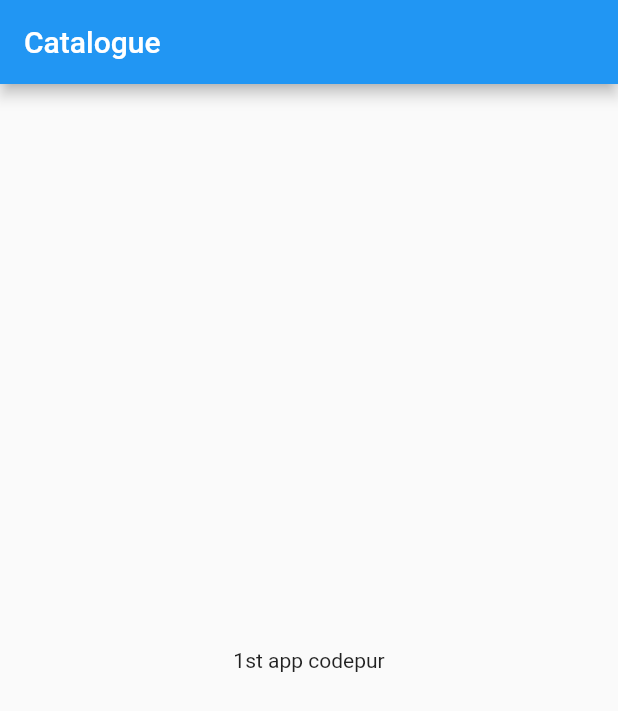
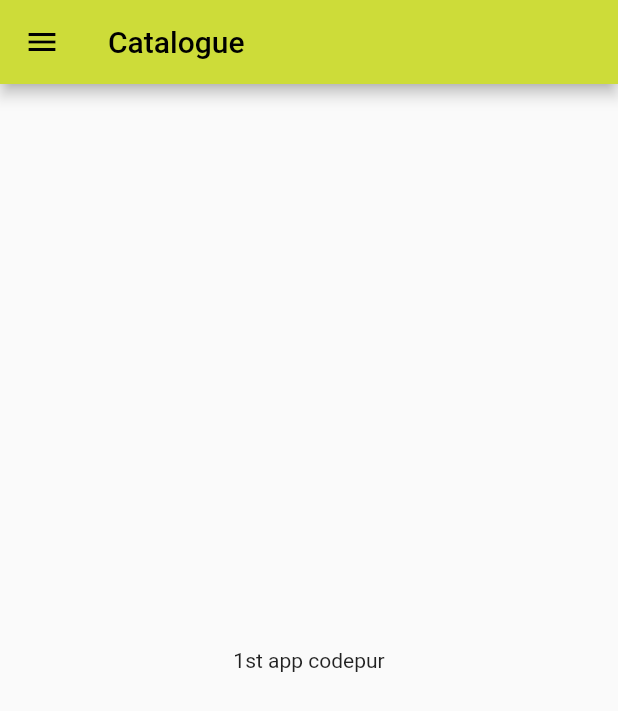
Before and after one commit to ankur-raut/30DaysOfFlutter, a Flutter app: the screen it shows after launch, on a phone screen of 412 x 824 dp. Shown: the top 711 px of the screen. Run offline on Flutter 3.47's test engine with Material 2 defaults, Android fonts, the phone set to English and light mode, and no system bars.

Commit message:
day 3 completed

```diff
--- a/lib/main.dart
+++ b/lib/main.dart
@@ -1,5 +1,8 @@
+import 'package:catalogue/pages/login_page.dart';
 import 'package:flutter/material.dart';
-import 'home_pade.dart';
+import 'pages/home_pade.dart';
+import 'pages/login_page.dart';
+
 void main() {
   runApp(MyApp());
 }
@@ -10,7 +13,17 @@
   Widget build(BuildContext context) {
 
     return MaterialApp(
-      home: HomePage(),
+
+      theme: ThemeData(
+        primarySwatch: Colors.lime
+      ),
+      initialRoute: "/home",
+      routes: {
+        "/": (context) => LoginPage(),
+        "/home": (context) => HomePage(),
+        "/login": (context) => LoginPage(),
+
+      },
 
       );
 
--- a/lib/home_pade.dart
+++ b/lib/pages/home_pade.dart
@@ -4,18 +4,19 @@
   int days = 30;
     String name = "codepur";
 
-
   @override
   Widget build(BuildContext context) {
     return Scaffold(
       appBar: AppBar(
         title: Text("Catalogue"),
+
       ),
         body: Center(
           child: Container(
             child: Text("1st app $name"),
           ),
         ),
+        drawer: Drawer(),
       );
   }
 }
```
Also changed, not shown: lib/pages/login_page.dart (added, +13 -0 lines).
